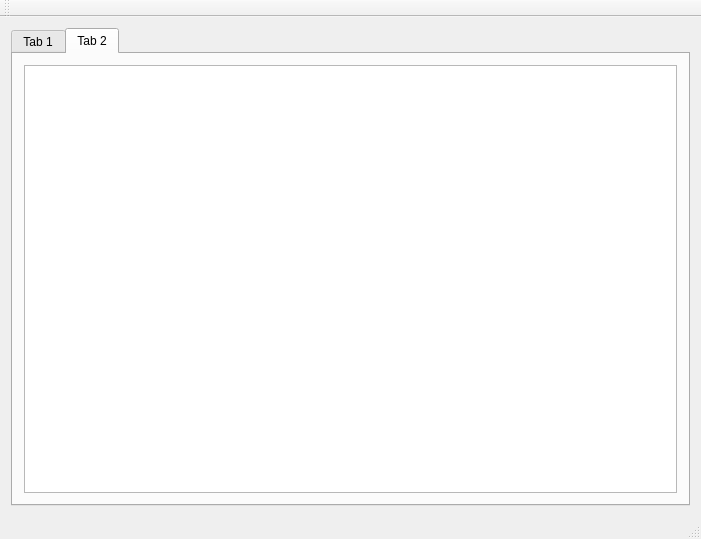
Qt form mainwindow.ui (yonta/arraytablemodel) before a commit.
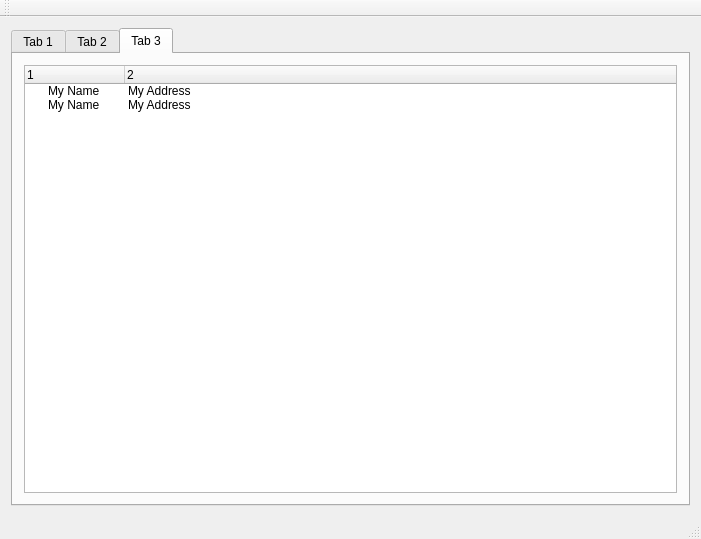
The same form after that commit.

Commit message: (WIP) Add: ComboBox in TableView

What changed in the file:
```diff
--- a/mainwindow.ui
+++ b/mainwindow.ui
@@ -18,7 +18,7 @@
     <item>
      <widget class="QTabWidget" name="tabWidget">
       <property name="currentIndex">
-       <number>1</number>
+       <number>2</number>
       </property>
       <widget class="QWidget" name="tab">
        <attribute name="title">
@@ -75,6 +75,43 @@
         </item>
        </layout>
       </widget>
+      <widget class="QWidget" name="tab_3">
+       <attribute name="title">
+        <string>Tab 3</string>
+       </attribute>
+       <layout class="QVBoxLayout" name="verticalLayout_3">
+        <item>
+         <widget class="QTreeWidget" name="treeWidget">
+          <column>
+           <property name="text">
+            <string>1</string>
+           </property>
+          </column>
+          <column>
+           <property name="text">
+            <string>2</string>
+           </property>
+          </column>
+          <item>
+           <property name="text">
+            <string>My Name</string>
+           </property>
+           <property name="text">
+            <string>My Address</string>
+           </property>
+          </item>
+          <item>
+           <property name="text">
+            <string>My Name</string>
+           </property>
+           <property name="text">
+            <string>My Address</string>
+           </property>
+          </item>
+         </widget>
+        </item>
+       </layout>
+      </widget>
      </widget>
     </item>
    </layout>
```
The commit also changes 4 other files.
